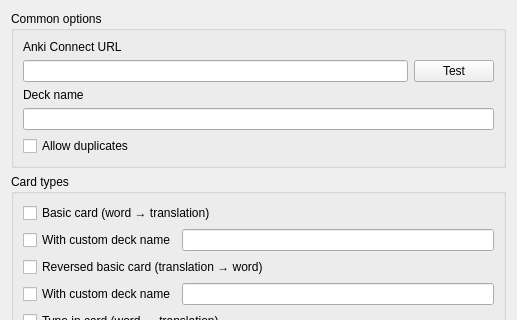
The window that plugins/anki/settingsdialog.ui (qstardict/qstardict) describes before a commit, drawn with Qt 5; both pictures show x 0 to 517 and y 0 to 320 of the 517 by 534 pixel window.
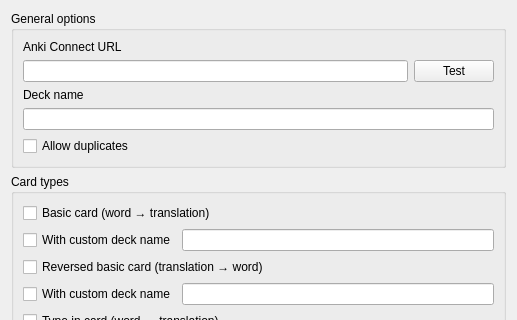
The same window after the commit.

Commit message: Implement connection testing

```diff
--- a/plugins/anki/settingsdialog.ui
+++ b/plugins/anki/settingsdialog.ui
@@ -17,7 +17,7 @@
    <item>
     <widget class="QGroupBox" name="groupBox">
      <property name="title">
-      <string>Common options</string>
+      <string>General options</string>
      </property>
      <layout class="QVBoxLayout" name="verticalLayout">
       <item>
```
Left out of the diff: 8 changed lines with no effect on the pictures. The commit also changes 2 other files.
